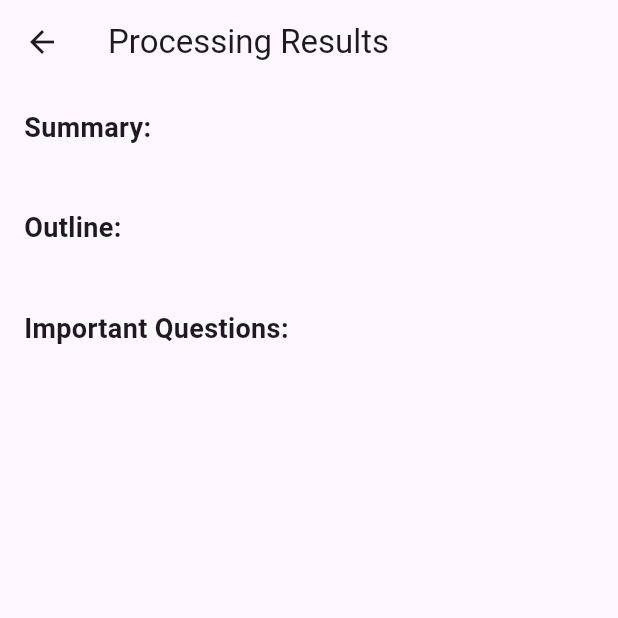
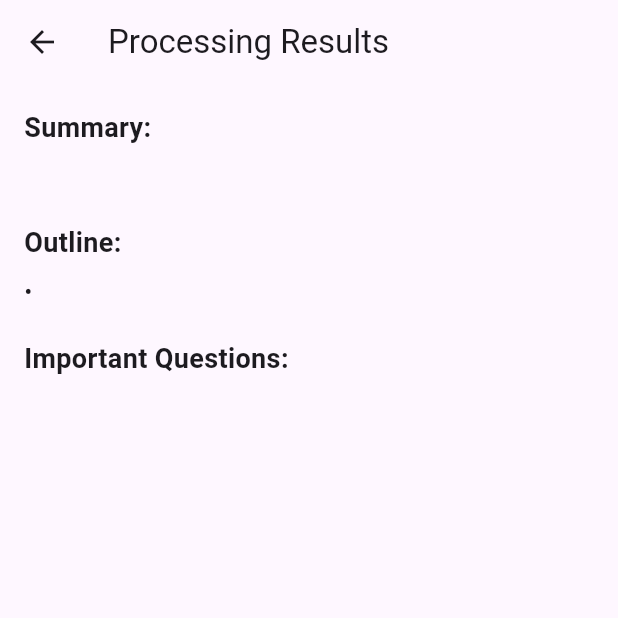
Before and after one commit to HaiderAli228/DocView, a Flutter app: the ResultScreen screen opened directly with empty values, on a phone screen of 412 x 824 dp, the top half of it. Run offline on Flutter 3.47's test engine with Material 3 defaults, Android fonts, the phone set to English and light mode, and no system bars; our stand-ins replace animated_text_kit, curved_navigation_bar, file_picker, fluttertoast, font_awesome_flutter, google_generative_ai and 2 more; missing offline and left inert: docx_to_text, syncfusion_flutter_pdf.

Commit message:
completing summary part and outline part

```diff
--- a/lib/view/first_tab(scanner).dart
+++ b/lib/view/first_tab(scanner).dart
@@ -61,7 +61,7 @@ class _FirstTabScannerState extends State<FirstTabScanner> {
         fileContent = await selectedFile!.readAsString();
       } else if (selectedFile!.path.endsWith('.docx')) {
         final bytes = await selectedFile!.readAsBytes();
-        fileContent = docxToText(bytes);
+        fileContent = docxToText(bytes); // Await the docxToText correctly
       } else if (selectedFile!.path.endsWith('.pdf')) {
         final pdfBytes = await selectedFile!.readAsBytes();
         final pdfDocument = PdfDocument(inputBytes: pdfBytes);
@@ -74,6 +74,7 @@ class _FirstTabScannerState extends State<FirstTabScanner> {
       final geminiService = GeminiService();
       final response = await geminiService.processDocument(fileContent);
 
+      // Navigate to ResultScreen with the processed content
       Navigator.push(
         context,
         MaterialPageRoute(
--- a/lib/view/response_screen.dart
+++ b/lib/view/response_screen.dart
@@ -7,6 +7,11 @@ class ResultScreen extends StatelessWidget {
 
   @override
   Widget build(BuildContext context) {
+    // Parse outlines as a list of items (if possible)
+    final List<String> outlines = response['outlines'] is String
+        ? (response['outlines'] as String).split('\n') // Assume newline-separated list
+        : (response['outlines'] as List<dynamic>? ?? []).cast<String>();
+
     return Scaffold(
       appBar: AppBar(
         title: const Text('Processing Results'),
@@ -21,19 +26,52 @@ class ResultScreen extends StatelessWidget {
                 'Summary:',
                 style: TextStyle(fontSize: 18, fontWeight: FontWeight.bold),
               ),
-              Text(response['summary'] ?? 'No summary available.'),
+              const SizedBox(height: 8),
+              Text(
+                response['summary'] ?? 'No summary available.',
+                style: const TextStyle(fontSize: 16),
+              ),
               const SizedBox(height: 20),
               const Text(
                 'Outline:',
                 style: TextStyle(fontSize: 18, fontWeight: FontWeight.bold),
               ),
-              Text(response['outline'] ?? 'No outline available.'),
+              const SizedBox(height: 8),
+              outlines.isNotEmpty
+                  ? ListView.separated(
+                shrinkWrap: true,
+                physics: const NeverScrollableScrollPhysics(),
+                itemCount: outlines.length,
+                separatorBuilder: (_, __) => const SizedBox(height: 4),
+                itemBuilder: (context, index) {
+                  return Row(
+                    crossAxisAlignment: CrossAxisAlignment.start,
+                    children: [
+                      const Text(
+                        '\u2022 ', // Bullet point
+                        style: TextStyle(fontSize: 16),
+                      ),
+                      Expanded(
+                        child: Text(
+                          outlines[index],
+                          style: const TextStyle(fontSize: 16),
+                        ),
+                      ),
+                    ],
+                  );
+                },
+              )
+                  : const Text('No outline available.'),
               const SizedBox(height: 20),
               const Text(
                 'Important Questions:',
                 style: TextStyle(fontSize: 18, fontWeight: FontWeight.bold),
               ),
-              Text(response['questions'] ?? 'No questions found.'),
+              const SizedBox(height: 8),
+              Text(
+                response['questions'] ?? 'No questions found.',
+                style: const TextStyle(fontSize: 16),
+              ),
             ],
           ),
         ),
```
Also changed, not shown: lib/model/api_services.dart (+23 -104 lines).
